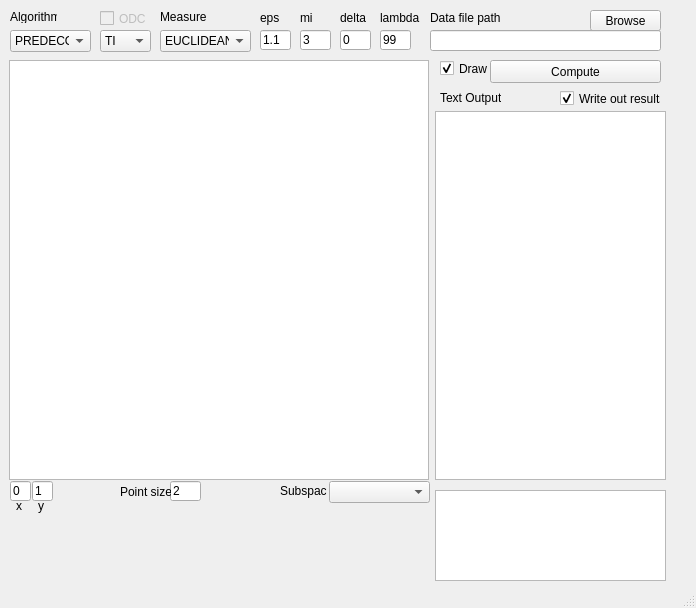
The window that mainwindow.ui (Gospodzin/clustering) describes before a commit, drawn with Qt 5.
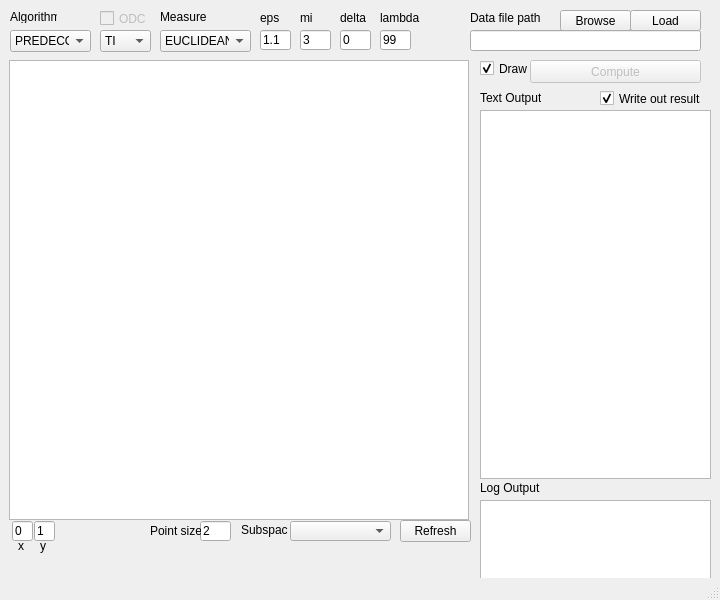
The same window after the commit.

What changed in the file:
```diff
--- a/mainwindow.ui
+++ b/mainwindow.ui
@@ -6,8 +6,8 @@
    <rect>
     <x>0</x>
     <y>0</y>
-    <width>696</width>
-    <height>608</height>
+    <width>720</width>
+    <height>600</height>
    </rect>
   </property>
   <property name="windowTitle">
@@ -164,15 +164,18 @@
      <rect>
       <x>9</x>
       <y>60</y>
-      <width>420</width>
-      <height>420</height>
+      <width>460</width>
+      <height>460</height>
      </rect>
     </property>
    </widget>
    <widget class="QPushButton" name="computeButton">
+    <property name="enabled">
+     <bool>false</bool>
+    </property>
     <property name="geometry">
      <rect>
-      <x>490</x>
+      <x>530</x>
       <y>60</y>
       <width>171</width>
       <height>23</height>
@@ -185,8 +188,8 @@
    <widget class="QTextBrowser" name="outputBrowser">
     <property name="geometry">
      <rect>
-      <x>435</x>
-      <y>111</y>
+      <x>480</x>
+      <y>110</y>
       <width>231</width>
       <height>369</height>
      </rect>
@@ -195,7 +198,7 @@
    <widget class="QLabel" name="label_6">
     <property name="geometry">
      <rect>
-      <x>440</x>
+      <x>480</x>
       <y>90</y>
       <width>61</width>
       <height>16</height>
@@ -208,7 +211,7 @@
    <widget class="QPushButton" name="browseButton">
     <property name="geometry">
      <rect>
-      <x>590</x>
+      <x>560</x>
       <y>10</y>
       <width>71</width>
       <height>21</height>
@@ -221,7 +224,7 @@
    <widget class="QLineEdit" name="dataFileBox">
     <property name="geometry">
      <rect>
-      <x>430</x>
+      <x>470</x>
       <y>30</y>
       <width>231</width>
       <height>21</height>
@@ -231,7 +234,7 @@
    <widget class="QLabel" name="label_7">
     <property name="geometry">
      <rect>
-      <x>430</x>
+      <x>470</x>
       <y>10</y>
       <width>71</width>
       <height>16</height>
@@ -297,8 +300,8 @@
    <widget class="QLineEdit" name="pointSizeBox">
     <property name="geometry">
      <rect>
-      <x>170</x>
-      <y>481</y>
+      <x>200</x>
+      <y>521</y>
       <width>31</width>
       <height>20</height>
      </rect>
@@ -313,8 +316,8 @@
    <widget class="QLabel" name="label_9">
     <property name="geometry">
      <rect>
-      <x>120</x>
-      <y>481</y>
+      <x>150</x>
+      <y>520</y>
       <width>51</width>
       <height>21</height>
      </rect>
@@ -329,7 +332,7 @@
     </property>
     <property name="geometry">
      <rect>
-      <x>440</x>
+      <x>480</x>
       <y>60</y>
       <width>51</width>
       <height>17</height>
@@ -345,7 +348,7 @@
    <widget class="QCheckBox" name="writeOutCheckBox">
     <property name="geometry">
      <rect>
-      <x>560</x>
+      <x>600</x>
       <y>90</y>
       <width>101</width>
       <height>17</height>
@@ -361,8 +364,8 @@
    <widget class="QLabel" name="subspaceLabel">
     <property name="geometry">
      <rect>
-      <x>280</x>
-      <y>481</y>
+      <x>241</x>
+      <y>520</y>
       <width>47</width>
       <height>20</height>
      </rect>
@@ -374,8 +377,8 @@
    <widget class="QLabel" name="label_5">
     <property name="geometry">
      <rect>
-      <x>16</x>
-      <y>498</y>
+      <x>18</x>
+      <y>538</y>
       <width>16</width>
       <height>16</height>
      </rect>
@@ -387,8 +390,8 @@
    <widget class="QLineEdit" name="xBox">
     <property name="geometry">
      <rect>
-      <x>10</x>
-      <y>481</y>
+      <x>12</x>
+      <y>521</y>
       <width>21</width>
       <height>20</height>
      </rect>
@@ -403,8 +406,8 @@
    <widget class="QLineEdit" name="yBox">
     <property name="geometry">
      <rect>
-      <x>32</x>
-      <y>481</y>
+      <x>34</x>
+      <y>521</y>
       <width>21</width>
       <height>20</height>
      </rect>
@@ -419,8 +422,8 @@
    <widget class="QLabel" name="label_10">
     <property name="geometry">
      <rect>
-      <x>38</x>
-      <y>498</y>
+      <x>40</x>
+      <y>538</y>
       <width>16</width>
       <height>16</height>
      </rect>
@@ -432,10 +435,10 @@
    <widget class="QComboBox" name="subspaceSelect">
     <property name="geometry">
      <rect>
-      <x>329</x>
-      <y>481</y>
+      <x>290</x>
+      <y>521</y>
       <width>101</width>
-      <height>22</height>
+      <height>20</height>
      </rect>
     </property>
    </widget>
@@ -458,13 +461,52 @@
    <widget class="QTextBrowser" name="logBrowser">
     <property name="geometry">
      <rect>
-      <x>435</x>
-      <y>490</y>
+      <x>480</x>
+      <y>500</y>
       <width>231</width>
-      <height>91</height>
+      <height>80</height>
      </rect>
     </property>
    </widget>
+   <widget class="QLabel" name="label_11">
+    <property name="geometry">
+     <rect>
+      <x>480</x>
+      <y>480</y>
+      <width>61</width>
+      <height>16</height>
+     </rect>
+    </property>
+    <property name="text">
+     <string>Log Output</string>
+    </property>
+   </widget>
+   <widget class="QPushButton" name="loadButton">
+    <property name="geometry">
+     <rect>
+      <x>630</x>
+      <y>10</y>
+      <width>71</width>
+      <height>21</height>
+     </rect>
+    </property>
+    <property name="text">
+     <string>Load</string>
+    </property>
+   </widget>
+   <widget class="QPushButton" name="refreshButton">
+    <property name="geometry">
+     <rect>
+      <x>400</x>
+      <y>520</y>
+      <width>71</width>
+      <height>22</height>
+     </rect>
+    </property>
+    <property name="text">
+     <string>Refresh</string>
+    </property>
+   </widget>
   </widget>
   <widget class="QMenuBar" name="menuBar">
    <property name="geometry">
```
Left out of the diff: 2 changed lines with no effect on the pictures.
